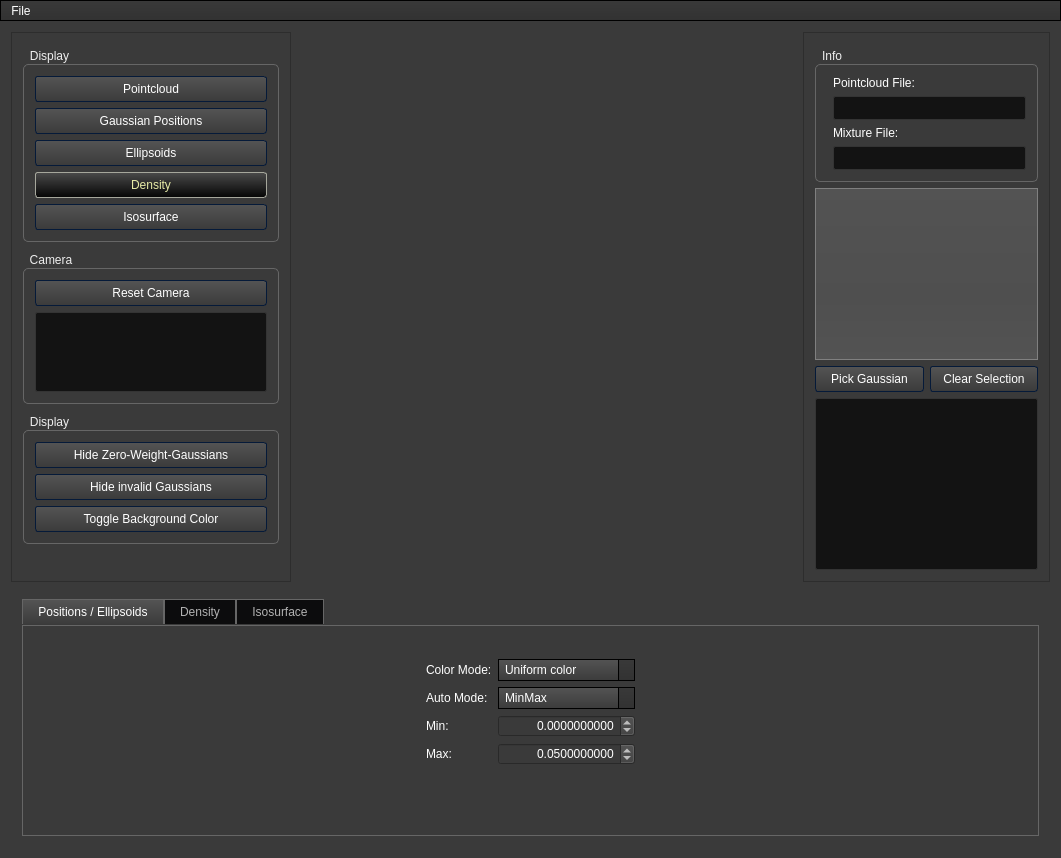
Before: the Qt Designer form da-gm-1/da-gm-1/gmvis/ui/VisualizerWindow.ui in SFraissTU/gm_vis, drawn with Qt 5.
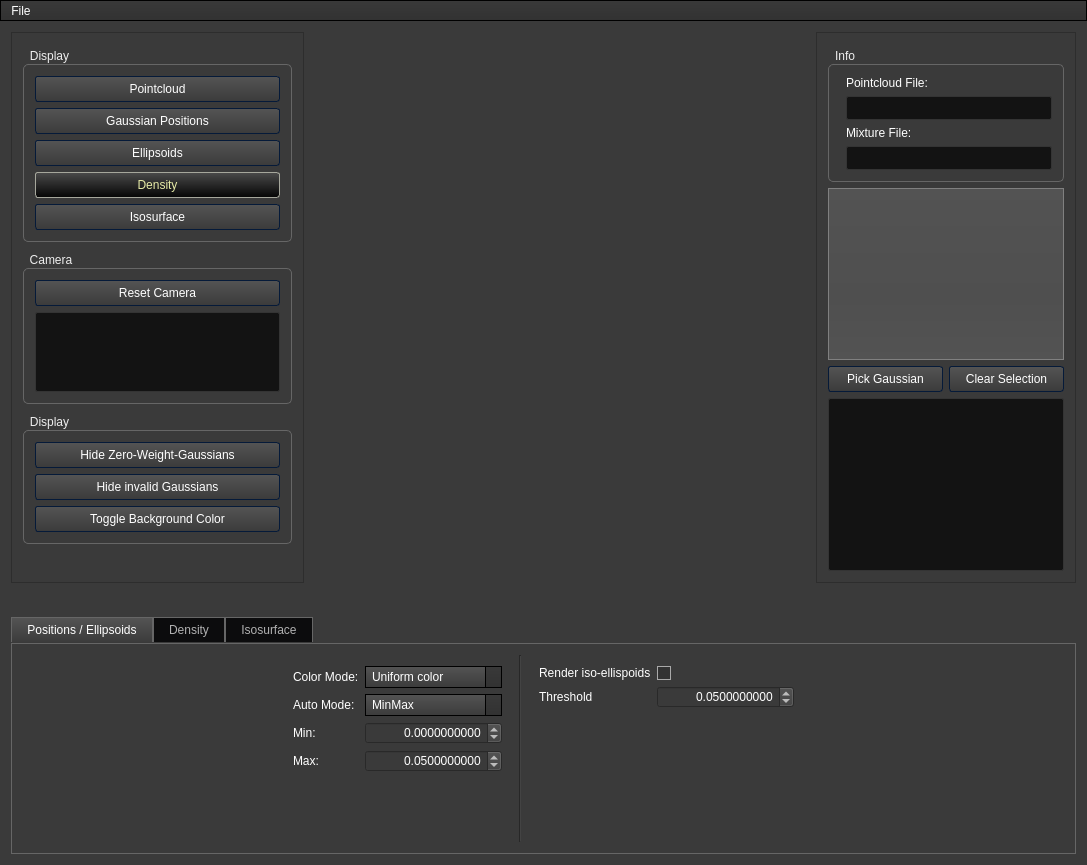
After: the same form once the commit is applied. The open tabs and pages were chosen to show the change. Icons and pictures are not drawn. Custom widgets are drawn as their Qt base class.

Commit message: add a mode that allows to render iso ellipsoids + ui for that (not available in python bindings as of now)

```diff
--- a/da-gm-1/da-gm-1/gmvis/ui/VisualizerWindow.ui
+++ b/da-gm-1/da-gm-1/gmvis/ui/VisualizerWindow.ui
@@ -6,8 +6,8 @@
    <rect>
     <x>0</x>
     <y>0</y>
-    <width>1061</width>
-    <height>858</height>
+    <width>1087</width>
+    <height>865</height>
    </rect>
   </property>
   <property name="minimumSize">
@@ -1008,11 +1008,369 @@
 </string>
   </property>
   <widget class="QWidget" name="centralWidget">
-   <layout class="QGridLayout" name="gridLayout_5">
-    <item row="1" column="1" colspan="3">
+   <layout class="QVBoxLayout" name="verticalLayout_6">
+    <item>
+     <layout class="QHBoxLayout" name="horizontalLayout_7">
+      <item>
+       <widget class="QScrollArea" name="scrollArea_3">
+        <property name="sizePolicy">
+         <sizepolicy hsizetype="Preferred" vsizetype="Preferred">
+          <horstretch>0</horstretch>
+          <verstretch>0</verstretch>
+         </sizepolicy>
+        </property>
+        <property name="minimumSize">
+         <size>
+          <width>210</width>
+          <height>0</height>
+         </size>
+        </property>
+        <property name="widgetResizable">
+         <bool>true</bool>
+        </property>
+        <widget class="QWidget" name="scrollAreaWidgetContents_3">
+         <property name="geometry">
+          <rect>
+           <x>0</x>
+           <y>0</y>
+           <width>272</width>
+           <height>539</height>
+          </rect>
+         </property>
+         <layout class="QVBoxLayout" name="verticalLayout_2">
+          <item>
+           <widget class="QGroupBox" name="groupBox_2">
+            <property name="maximumSize">
+             <size>
+              <width>16777215</width>
+              <height>210</height>
+             </size>
+            </property>
+            <property name="title">
+             <string>Display</string>
+            </property>
+            <layout class="QVBoxLayout" name="verticalLayout">
+             <item>
+              <widget class="QPushButton" name="cb_displayPointcloud">
+               <property name="text">
+                <string>Pointcloud</string>
+               </property>
+               <property name="checkable">
+                <bool>true</bool>
+               </property>
+               <property name="checked">
+                <bool>false</bool>
+               </property>
+              </widget>
+             </item>
+             <item>
+              <widget class="QPushButton" name="cb_displayGMPositions">
+               <property name="text">
+                <string>Gaussian Positions</string>
+               </property>
+               <property name="checkable">
+                <bool>true</bool>
+               </property>
+              </widget>
+             </item>
+             <item>
+              <widget class="QPushButton" name="cb_displayEllipsoids">
+               <property name="text">
+                <string>Ellipsoids</string>
+               </property>
+               <property name="checkable">
+                <bool>true</bool>
+               </property>
+              </widget>
+             </item>
+             <item>
+              <widget class="QPushButton" name="cb_displayDensity">
+               <property name="text">
+                <string>Density</string>
+               </property>
+               <property name="checkable">
+                <bool>true</bool>
+               </property>
+               <property name="checked">
+                <bool>true</bool>
+               </property>
+              </widget>
+             </item>
+             <item>
+              <widget class="QPushButton" name="cb_displayIsosurface">
+               <property name="text">
+                <string>Isosurface</string>
+               </property>
+               <property name="checkable">
+                <bool>true</bool>
+               </property>
+              </widget>
+             </item>
+            </layout>
+           </widget>
+          </item>
+          <item>
+           <widget class="QGroupBox" name="groupBox_3">
+            <property name="maximumSize">
+             <size>
+              <width>16777215</width>
+              <height>160</height>
+             </size>
+            </property>
+            <property name="title">
+             <string>Camera</string>
+            </property>
+            <layout class="QVBoxLayout" name="verticalLayout_4">
+             <item>
+              <widget class="QPushButton" name="btn_camReset">
+               <property name="text">
+                <string>Reset Camera</string>
+               </property>
+              </widget>
+             </item>
+             <item>
+              <widget class="QPlainTextEdit" name="txt_caminfo">
+               <property name="maximumSize">
+                <size>
+                 <width>16777215</width>
+                 <height>80</height>
+                </size>
+               </property>
+               <property name="readOnly">
+                <bool>true</bool>
+               </property>
+              </widget>
+             </item>
+            </layout>
+           </widget>
+          </item>
+          <item>
+           <widget class="QGroupBox" name="groupBox_4">
+            <property name="maximumSize">
+             <size>
+              <width>16777215</width>
+              <height>140</height>
+             </size>
+            </property>
+            <property name="title">
+             <string>Display</string>
+            </property>
+            <layout class="QVBoxLayout" name="verticalLayout_5">
+             <item>
+              <widget class="QPushButton" name="btn_hidezero">
+               <property name="text">
+                <string>Hide Zero-Weight-Gaussians</string>
+               </property>
+               <property name="checkable">
+                <bool>true</bool>
+               </property>
+              </widget>
+             </item>
+             <item>
+              <widget class="QPushButton" name="btn_hideinvalid">
+               <property name="text">
+                <string>Hide invalid Gaussians</string>
+               </property>
+               <property name="checkable">
+                <bool>true</bool>
+               </property>
+               <property name="default">
+                <bool>false</bool>
+               </property>
+              </widget>
+             </item>
+             <item>
+              <widget class="QPushButton" name="btn_backgr">
+               <property name="text">
+                <string>Toggle Background Color</string>
+               </property>
+              </widget>
+             </item>
+            </layout>
+           </widget>
+          </item>
+          <item>
+           <spacer name="verticalSpacer">
+            <property name="orientation">
+             <enum>Qt::Vertical</enum>
+            </property>
+            <property name="sizeHint" stdset="0">
+             <size>
+              <width>20</width>
+              <height>40</height>
+             </size>
+            </property>
+           </spacer>
+          </item>
+         </layout>
+        </widget>
+       </widget>
+      </item>
+      <item>
+       <widget class="gmvis::ui::DisplayWidget" name="openGLWidget" native="true">
+        <property name="sizePolicy">
+         <sizepolicy hsizetype="Expanding" vsizetype="Expanding">
+          <horstretch>0</horstretch>
+          <verstretch>0</verstretch>
+         </sizepolicy>
+        </property>
+        <property name="minimumSize">
+         <size>
+          <width>500</width>
+          <height>500</height>
+         </size>
+        </property>
+        <property name="maximumSize">
+         <size>
+          <width>16777215</width>
+          <height>16777215</height>
+         </size>
+        </property>
+       </widget>
+      </item>
+      <item>
+       <widget class="QScrollArea" name="scrollArea_2">
+        <property name="sizePolicy">
+         <sizepolicy hsizetype="Minimum" vsizetype="Preferred">
+          <horstretch>0</horstretch>
+          <verstretch>0</verstretch>
+         </sizepolicy>
+        </property>
+        <property name="minimumSize">
+         <size>
+          <width>150</width>
+          <height>0</height>
+         </size>
+        </property>
+        <property name="maximumSize">
+         <size>
+          <width>270</width>
+          <height>16777215</height>
+         </size>
+        </property>
+        <property name="widgetResizable">
+         <bool>true</bool>
+        </property>
+        <widget class="QWidget" name="scrollAreaWidgetContents_2">
+         <property name="geometry">
+          <rect>
+           <x>0</x>
+           <y>0</y>
+           <width>263</width>
+           <height>532</height>
+          </rect>
+         </property>
+         <layout class="QGridLayout" name="gridLayout_4">
+          <item row="0" column="0">
+           <widget class="QGroupBox" name="groupBox">
+            <property name="maximumSize">
+             <size>
+              <width>16777215</width>
+              <height>150</height>
+             </size>
+            </property>
+            <property name="title">
+             <string>Info</string>
+            </property>
+            <layout class="QFormLayout" name="formLayout">
+             <item row="0" column="1">
+              <widget class="QLabel" name="label_8">
+               <property name="text">
+                <string>Pointcloud File:</string>
+               </property>
+              </widget>
+             </item>
+             <item row="2" column="1">
+              <widget class="QLabel" name="label_9">
+               <property name="text">
+                <string>Mixture File:</string>
+               </property>
+              </widget>
+             </item>
+             <item row="1" column="1">
+              <widget class="QLineEdit" name="le_pcfile">
+               <property name="enabled">
+                <bool>true</bool>
+               </property>
+               <property name="inputMask">
+                <string/>
+               </property>
+               <property name="text">
+                <string/>
+               </property>
+               <property name="dragEnabled">
+                <bool>false</bool>
+               </property>
+               <property name="readOnly">
+                <bool>true</bool>
+               </property>
+              </widget>
+             </item>
+             <item row="3" column="1">
+              <widget class="QLineEdit" name="le_mixfile">
+               <property name="enabled">
+                <bool>true</bool>
+               </property>
+               <property name="text">
+                <string/>
+               </property>
+               <property name="readOnly">
+                <bool>true</bool>
+               </property>
+              </widget>
+             </item>
+            </layout>
+           </widget>
+          </item>
+          <item row="1" column="0">
+           <widget class="QListWidget" name="list_gaussians"/>
+          </item>
+          <item row="7" column="0">
+           <widget class="QPlainTextEdit" name="txt_output">
+            <property name="maximumSize">
+             <size>
+              <width>16777215</width>
+              <height>200</height>
+             </size>
+            </property>
+            <property name="readOnly">
+             <bool>true</bool>
+            </property>
+           </widget>
+          </item>
+          <item row="4" column="0">
+           <layout class="QGridLayout" name="gridLayout_2">
+            <item row="0" column="0">
+             <widget class="QPushButton" name="btn_pick">
+              <property name="text">
+               <string>Pick Gaussian</string>
+              </property>
+              <property name="checkable">
+               <bool>true</bool>
+              </property>
+             </widget>
+            </item>
+            <item row="0" column="1">
+             <widget class="QPushButton" name="btn_clearsel">
+              <property name="text">
+               <string>Clear Selection</string>
+              </property>
+             </widget>
+            </item>
+           </layout>
+          </item>
+         </layout>
+        </widget>
+       </widget>
+      </item>
+     </layout>
+    </item>
+    <item>
      <widget class="QWidget" name="widget" native="true">
-      <layout class="QGridLayout" name="gridLayout_6">
-       <item row="0" column="0">
+      <layout class="QGridLayout" name="gridLayout_6"/>
+     </widget>
+    </item>
+    <item>
         <widget class="QTabWidget" name="tabs_displayoptions">
          <property name="enabled">
           <bool>true</bool>
@@ -1045,18 +1403,15 @@
           <attribute name="title">
            <string>Positions / Ellipsoids</string>
           </attribute>
-          <layout class="QGridLayout" name="gridLayout">
-           <item row="0" column="0">
-            <widget class="QWidget" name="widget_6" native="true">
              <layout class="QHBoxLayout" name="horizontalLayout_3">
               <item>
-               <spacer name="horizontalSpacer_5">
+         <spacer name="horizontalSpacer_6">
                 <property name="orientation">
                  <enum>Qt::Horizontal</enum>
                 </property>
                 <property name="sizeHint" stdset="0">
                  <size>
-                  <width>40</width>
+            <width>240</width>
                   <height>20</height>
                  </size>
                 </property>
@@ -1191,20 +1546,82 @@
                </widget>
               </item>
               <item>
-               <spacer name="horizontalSpacer_6">
+         <widget class="Line" name="line_2">
+          <property name="orientation">
+           <enum>Qt::Vertical</enum>
+          </property>
+         </widget>
+        </item>
+        <item>
+         <widget class="QWidget" name="widget_8" native="true">
+          <layout class="QFormLayout" name="formLayout_6">
+           <item row="0" column="0">
+            <widget class="QLabel" name="label_15">
+             <property name="text">
+              <string>Render iso-ellispoids</string>
+             </property>
+            </widget>
+           </item>
+           <item row="0" column="1">
+            <widget class="QCheckBox" name="cb_isoEllipsoidRender">
+             <property name="text">
+              <string/>
+             </property>
+            </widget>
+           </item>
+           <item row="1" column="0">
+            <widget class="QLabel" name="label_16">
+             <property name="text">
+              <string>Threshold</string>
+             </property>
+            </widget>
+           </item>
+           <item row="1" column="1">
+            <widget class="QDoubleSpinBox" name="spin_isoEllipsoidThreshold">
+             <property name="enabled">
+              <bool>false</bool>
+             </property>
+             <property name="sizePolicy">
+              <sizepolicy hsizetype="Minimum" vsizetype="Fixed">
+               <horstretch>0</horstretch>
+               <verstretch>0</verstretch>
+              </sizepolicy>
+             </property>
+             <property name="wrapping">
+              <bool>false</bool>
+             </property>
+             <property name="alignment">
+              <set>Qt::AlignRight|Qt::AlignTrailing|Qt::AlignVCenter</set>
+             </property>
+             <property name="decimals">
+              <number>10</number>
+             </property>
+             <property name="maximum">
+              <double>9999999999999999635896294965248.000000000000000</double>
+             </property>
+             <property name="singleStep">
+              <double>0.000500000000000</double>
+             </property>
+             <property name="value">
+              <double>0.050000000000000</double>
+             </property>
+            </widget>
+           </item>
+          </layout>
+         </widget>
+        </item>
+        <item>
+         <spacer name="horizontalSpacer_5">
                 <property name="orientation">
                  <enum>Qt::Horizontal</enum>
                 </property>
                 <property name="sizeHint" stdset="0">
                  <size>
-                  <width>40</width>
+            <width>240</width>
                   <height>20</height>
                  </size>
                 </property>
                </spacer>
-              </item>
-             </layout>
-            </widget>
            </item>
           </layout>
          </widget>
@@ -1700,368 +2117,13 @@
        </item>
       </layout>
      </widget>
-    </item>
-    <item row="0" column="3">
-     <widget class="QScrollArea" name="scrollArea_2">
-      <property name="sizePolicy">
-       <sizepolicy hsizetype="Minimum" vsizetype="Preferred">
-        <horstretch>0</horstretch>
-        <verstretch>0</verstretch>
-       </sizepolicy>
-      </property>
-      <property name="minimumSize">
-       <size>
-        <width>150</width>
-        <height>0</height>
-       </size>
-      </property>
-      <property name="maximumSize">
-       <size>
-        <width>270</width>
-        <height>16777215</height>
-       </size>
-      </property>
-      <property name="widgetResizable">
-       <bool>true</bool>
-      </property>
-      <widget class="QWidget" name="scrollAreaWidgetContents_2">
-       <property name="geometry">
-        <rect>
-         <x>0</x>
-         <y>0</y>
-         <width>251</width>
-         <height>559</height>
-        </rect>
-       </property>
-       <layout class="QGridLayout" name="gridLayout_4">
-        <item row="0" column="0">
-         <widget class="QGroupBox" name="groupBox">
-          <property name="maximumSize">
-           <size>
-            <width>16777215</width>
-            <height>150</height>
-           </size>
-          </property>
-          <property name="title">
-           <string>Info</string>
-          </property>
-          <layout class="QFormLayout" name="formLayout">
-           <item row="0" column="1">
-            <widget class="QLabel" name="label_8">
-             <property name="text">
-              <string>Pointcloud File:</string>
-             </property>
-            </widget>
-           </item>
-           <item row="2" column="1">
-            <widget class="QLabel" name="label_9">
-             <property name="text">
-              <string>Mixture File:</string>
-             </property>
-            </widget>
-           </item>
-           <item row="1" column="1">
-            <widget class="QLineEdit" name="le_pcfile">
-             <property name="enabled">
-              <bool>true</bool>
-             </property>
-             <property name="inputMask">
-              <string/>
-             </property>
-             <property name="text">
-              <string/>
-             </property>
-             <property name="dragEnabled">
-              <bool>false</bool>
-             </property>
-             <property name="readOnly">
-              <bool>true</bool>
-             </property>
-            </widget>
-           </item>
-           <item row="3" column="1">
-            <widget class="QLineEdit" name="le_mixfile">
-             <property name="enabled">
-              <bool>true</bool>
-             </property>
-             <property name="text">
-              <string/>
-             </property>
-             <property name="readOnly">
-              <bool>true</bool>
-             </property>
-            </widget>
-           </item>
-          </layout>
-         </widget>
-        </item>
-        <item row="1" column="0">
-         <widget class="QListWidget" name="list_gaussians"/>
-        </item>
-        <item row="7" column="0">
-         <widget class="QPlainTextEdit" name="txt_output">
-          <property name="maximumSize">
-           <size>
-            <width>16777215</width>
-            <height>200</height>
-           </size>
-          </property>
-          <property name="readOnly">
-           <bool>true</bool>
-          </property>
-         </widget>
-        </item>
-        <item row="4" column="0">
-         <layout class="QGridLayout" name="gridLayout_2">
-          <item row="0" column="0">
-           <widget class="QPushButton" name="btn_pick">
-            <property name="text">
-             <string>Pick Gaussian</string>
-            </property>
-            <property name="checkable">
-             <bool>true</bool>
-            </property>
-           </widget>
-          </item>
-          <item row="0" column="1">
-           <widget class="QPushButton" name="btn_clearsel">
-            <property name="text">
-             <string>Clear Selection</string>
-            </property>
-           </widget>
-          </item>
-         </layout>
-        </item>
-       </layout>
-      </widget>
-     </widget>
-    </item>
-    <item row="0" column="2">
-     <widget class="gmvis::ui::DisplayWidget" name="openGLWidget" native="true">
-      <property name="sizePolicy">
-       <sizepolicy hsizetype="Expanding" vsizetype="Expanding">
-        <horstretch>0</horstretch>
-        <verstretch>0</verstretch>
-       </sizepolicy>
-      </property>
-      <property name="minimumSize">
-       <size>
-        <width>500</width>
-        <height>500</height>
-       </size>
-      </property>
-      <property name="maximumSize">
-       <size>
-        <width>16777215</width>
-        <height>16777215</height>
-       </size>
-      </property>
-     </widget>
-    </item>
-    <item row="0" column="1">
-     <widget class="QScrollArea" name="scrollArea_3">
-      <property name="sizePolicy">
-       <sizepolicy hsizetype="Preferred" vsizetype="Preferred">
-        <horstretch>0</horstretch>
-        <verstretch>0</verstretch>
-       </sizepolicy>
-      </property>
-      <property name="minimumSize">
-       <size>
-        <width>210</width>
-        <height>0</height>
-       </size>
-      </property>
-      <property name="widgetResizable">
-       <bool>true</bool>
-      </property>
-      <widget class="QWidget" name="scrollAreaWidgetContents_3">
-       <property name="geometry">
-        <rect>
-         <x>0</x>
-         <y>0</y>
-         <width>276</width>
-         <height>559</height>
-        </rect>
-       </property>
-       <layout class="QVBoxLayout" name="verticalLayout_2">
-        <item>
-         <widget class="QGroupBox" name="groupBox_2">
-          <property name="maximumSize">
-           <size>
-            <width>16777215</width>
-            <height>210</height>
-           </size>
-          </property>
-          <property name="title">
-           <string>Display</string>
-          </property>
-          <layout class="QVBoxLayout" name="verticalLayout">
-           <item>
-            <widget class="QPushButton" name="cb_displayPointcloud">
-             <property name="text">
-              <string>Pointcloud</string>
-             </property>
-             <property name="checkable">
-              <bool>true</bool>
-             </property>
-             <property name="checked">
-              <bool>false</bool>
-             </property>
-            </widget>
-           </item>
-           <item>
-            <widget class="QPushButton" name="cb_displayGMPositions">
-             <property name="text">
-              <string>Gaussian Positions</string>
-             </property>
-             <property name="checkable">
-              <bool>true</bool>
-             </property>
-            </widget>
-           </item>
-           <item>
-            <widget class="QPushButton" name="cb_displayEllipsoids">
-             <property name="text">
-              <string>Ellipsoids</string>
-             </property>
-             <property name="checkable">
-              <bool>true</bool>
-             </property>
-            </widget>
-           </item>
-           <item>
-            <widget class="QPushButton" name="cb_displayDensity">
-             <property name="text">
-              <string>Density</string>
-             </property>
-             <property name="checkable">
-              <bool>true</bool>
-             </property>
-             <property name="checked">
-              <bool>true</bool>
-             </property>
-            </widget>
-           </item>
-           <item>
-            <widget class="QPushButton" name="cb_displayIsosurface">
-             <property name="text">
-              <string>Isosurface</string>
-             </property>
-             <property name="checkable">
-              <bool>true</bool>
-             </property>
-            </widget>
-           </item>
-          </layout>
-         </widget>
-        </item>
-        <item>
-         <widget class="QGroupBox" name="groupBox_3">
-          <property name="maximumSize">
-           <size>
-            <width>16777215</width>
-            <height>160</height>
-           </size>
-          </property>
-          <property name="title">
-           <string>Camera</string>
-          </property>
-          <layout class="QVBoxLayout" name="verticalLayout_4">
-           <item>
-            <widget class="QPushButton" name="btn_camReset">
-             <property name="text">
-              <string>Reset Camera</string>
-             </property>
-            </widget>
-           </item>
-           <item>
-            <widget class="QPlainTextEdit" name="txt_caminfo">
-             <property name="maximumSize">
-              <size>
-               <width>16777215</width>
-               <height>80</height>
-              </size>
-             </property>
-             <property name="readOnly">
-              <bool>true</bool>
-             </property>
-            </widget>
-           </item>
-          </layout>
-         </widget>
-        </item>
-        <item>
-         <widget class="QGroupBox" name="groupBox_4">
-          <property name="maximumSize">
-           <size>
-            <width>16777215</width>
-            <height>140</height>
-           </size>
-          </property>
-          <property name="title">
-           <string>Display</string>
-          </property>
-          <layout class="QVBoxLayout" name="verticalLayout_5">
-           <item>
-            <widget class="QPushButton" name="btn_hidezero">
-             <property name="text">
-              <string>Hide Zero-Weight-Gaussians</string>
-             </property>
-             <property name="checkable">
-              <bool>true</bool>
-             </property>
-            </widget>
-           </item>
-           <item>
-            <widget class="QPushButton" name="btn_hideinvalid">
-             <property name="text">
-              <string>Hide invalid Gaussians</string>
-             </property>
-             <property name="checkable">
-              <bool>true</bool>
-             </property>
-             <property name="default">
-              <bool>false</bool>
-             </property>
-            </widget>
-           </item>
-           <item>
-            <widget class="QPushButton" name="btn_backgr">
-             <property name="text">
-              <string>Toggle Background Color</string>
-             </property>
-            </widget>
-           </item>
-          </layout>
-         </widget>
-        </item>
-        <item>
-         <spacer name="verticalSpacer">
-          <property name="orientation">
-           <enum>Qt::Vertical</enum>
-          </property>
-          <property name="sizeHint" stdset="0">
-           <size>
-            <width>20</width>
-            <height>40</height>
-           </size>
-          </property>
-         </spacer>
-        </item>
-       </layout>
-      </widget>
-     </widget>
-    </item>
-   </layout>
-  </widget>
   <widget class="QMenuBar" name="menuBar">
    <property name="geometry">
     <rect>
      <x>0</x>
      <y>0</y>
-     <width>1061</width>
-     <height>23</height>
+     <width>1087</width>
+     <height>24</height>
     </rect>
    </property>
    <widget class="QMenu" name="menuFile">
```
Left out of the diff: 25 changed lines with no effect on the pictures. Lines whose indentation alone changed are shown as unchanged. The commit also changes 6 other files.
